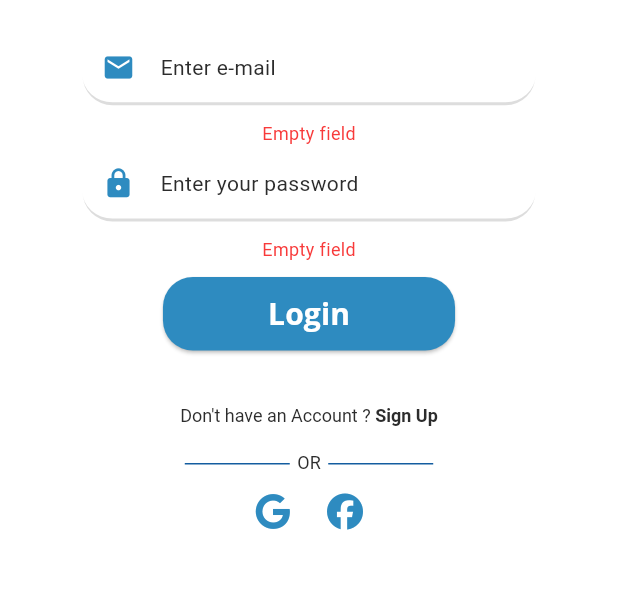
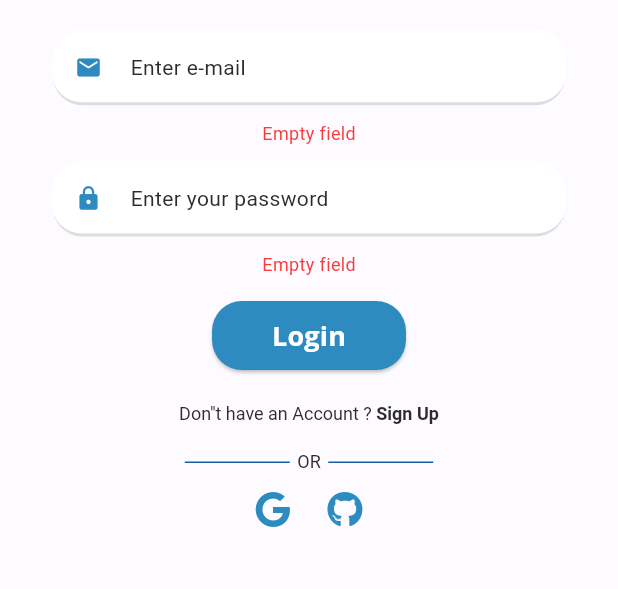
Before and after one commit to Keriw01/FitForge, a Flutter app: the screen it shows after launch, after a tap on "Login", on a phone screen of 412 x 824 dp, the part 485-1074 px from its top. Run offline on Flutter 3.47's test engine with Material 3 defaults, Android fonts, the phone set to English and light mode, and no system bars; our stand-ins replace auto_route, cloud_firestore, copy_with_extension, equatable, firebase_auth, firebase_core and 7 more; accounts and stored records are empty.

Commit message:
handle google/github login, some style corrected

```diff
--- a/lib/blocs/auth/bloc/auth_state.dart
+++ b/lib/blocs/auth/bloc/auth_state.dart
@@ -7,6 +7,8 @@ enum AuthResponseMessage {
   defaultError,
   userAlreadyLogIn,
   invalidEmailFormat,
+  googleLoginCanceled,
+  gitHubLoginCanceled,
   // emailAlreadyExist,
   // facebookLoginCanceled,
   // facebookLoginFailed,
--- a/lib/l10n/intl_en.arb
+++ b/lib/l10n/intl_en.arb
@@ -1,7 +1,8 @@
 {
+    "@@locale": "en",
     "loginPageTitle": "Login",
     "loginButton": "Login",
-    "dontHaveAccount": "Don't have an Account ?",
+    "dontHaveAccount": "Don''t have an Account ?",
     "signUp": " Sign Up",
     "registerPageTitle": "Register",
     "signUpButton": "Register",
@@ -17,6 +18,8 @@
     "badAuthorization": "Internal Credentials",
     "userAlreadyExist": "User already exist",
     "userAlreadyLogIn": "User already LogIn",
+    "googleLoginCanceled": "Login with Google canceled",
+    "gitHubLoginCanceled": "Login with GitHub canceled",
     "invalidEmailFormat": "Invalid Email Format",
     "inputEmpty": "Empty field",
     "notValidEmail": "Incorrect email address",
--- a/lib/l10n/intl_pl.arb
+++ b/lib/l10n/intl_pl.arb
@@ -1,4 +1,5 @@
 {
+    "@@locale": "pl",
     "loginPageTitle": "Logowanie",
     "loginButton": "Zaloguj",
     "dontHaveAccount": "Nie masz konta ?",
@@ -17,6 +18,8 @@
     "badAuthorization": "Nie poprawne dane",
     "userAlreadyExist": "Użytkownik już istnieje",
     "userAlreadyLogIn": "Użytkownik już zalogowany",
+    "googleLoginCanceled": "Anulowano logowanie przez Google",
+    "gitHubLoginCanceled": "Anulowano logowanie przez GitHub",
     "invalidEmailFormat": "Nie prawidłowy adres emial",
     "inputEmpty": "Puste pole",
     "notValidEmail": "Niepoprawny adres email",
--- a/lib/main.dart
+++ b/lib/main.dart
@@ -8,7 +8,6 @@ import 'package:flutter_localizations/flutter_localizations.dart';
 import 'package:firebase_core/firebase_core.dart';
 
 void main() async {
-  // Ensure Flutter is initialized
   WidgetsFlutterBinding.ensureInitialized();
 
   await Firebase.initializeApp();
@@ -18,12 +17,10 @@ void main() async {
 class MyApp extends StatelessWidget {
   MyApp({super.key});
 
-  // Create an instance of AppRouter
   final _appRouter = AppRouter();
 
   @override
   Widget build(BuildContext context) {
-    // MultiBlocProvider for managing BLoCs
     return MultiBlocProvider(
       providers: [
         BlocProvider(
--- a/lib/pages/auth/login/login_page.dart
+++ b/lib/pages/auth/login/login_page.dart
@@ -8,7 +8,6 @@ import 'package:fit_forge/pages/auth/widgets/auth_text_button.dart';
 import 'package:fit_forge/pages/auth/widgets/auth_title_page.dart';
 import 'package:fit_forge/pages/auth/widgets/email_input_field.dart';
 import 'package:fit_forge/pages/auth/widgets/password_input_field.dart';
-import 'package:fit_forge/styles/app_colors.dart';
 import 'package:flutter/material.dart';
 import 'package:flutter_bloc/flutter_bloc.dart';
 
@@ -19,7 +18,6 @@ class LoginPage extends StatelessWidget {
   @override
   Widget build(BuildContext context) {
     return Scaffold(
-      backgroundColor: whiteColor,
       body: SafeArea(
         child: SingleChildScrollView(
           reverse: true,
@@ -37,7 +35,7 @@ class LoginPage extends StatelessWidget {
                 onPressed: () => context.read<AuthBloc>().login(),
                 text: S.of(context).loginButton,
               ),
-              const SizedBox(height: 10),
+              const SizedBox(height: 5),
               AuthTextButton(
                 onPressed: () =>
                     context.read<AuthBloc>().navigateToRegisterPage(),
--- a/lib/pages/auth/register/register_page.dart
+++ b/lib/pages/auth/register/register_page.dart
@@ -8,7 +8,6 @@ import 'package:fit_forge/pages/auth/widgets/auth_text_button.dart';
 import 'package:fit_forge/pages/auth/widgets/auth_title_page.dart';
 import 'package:fit_forge/pages/auth/widgets/email_input_field.dart';
 import 'package:fit_forge/pages/auth/widgets/password_input_field.dart';
-import 'package:fit_forge/styles/app_colors.dart';
 import 'package:flutter/material.dart';
 import 'package:flutter_bloc/flutter_bloc.dart';
 
@@ -19,7 +18,6 @@ class RegisterPage extends StatelessWidget {
   @override
   Widget build(BuildContext context) {
     return Scaffold(
-      backgroundColor: whiteColor,
       body: SafeArea(
         child: SingleChildScrollView(
           reverse: true,
@@ -37,7 +35,7 @@ class RegisterPage extends StatelessWidget {
                 onPressed: () => context.read<AuthBloc>().register(),
                 text: S.of(context).signUpButton,
               ),
-              const SizedBox(height: 10),
+              const SizedBox(height: 5),
               AuthTextButton(
                 onPressed: () => context.read<AuthBloc>().navigateToLoginPage(),
                 textNormal: S.of(context).alreadyHaveAccount,
--- a/lib/pages/auth/widgets/auth_button.dart
+++ b/lib/pages/auth/widgets/auth_button.dart
@@ -32,7 +32,7 @@ class AuthButton extends StatelessWidget {
               onPressed: state.item1.isInProgress ? () {} : onPressed,
               style: ButtonStyle(
                 padding: MaterialStateProperty.all<EdgeInsets>(
-                    const EdgeInsets.fromLTRB(70, 10, 70, 10)),
+                    const EdgeInsets.fromLTRB(40, 10, 40, 10)),
                 backgroundColor: MaterialStateProperty.all(seedBlue),
                 shape: MaterialStateProperty.all(
                   const RoundedRectangleBorder(
@@ -53,7 +53,6 @@ class AuthButton extends StatelessWidget {
                       style: Theme.of(context).textTheme.labelLarge,
                     ),
             ),
-            const SizedBox(height: 10),
             FormErrorText(error: responseError),
           ],
         );
--- a/lib/pages/auth/widgets/auth_input_error.dart
+++ b/lib/pages/auth/widgets/auth_input_error.dart
@@ -12,12 +12,15 @@ class FormErrorText extends StatelessWidget {
   @override
   Widget build(BuildContext context) {
     return error != null
-        ? Text(
-            error.toString(),
-            style: Theme.of(context).textTheme.bodyMedium!.copyWith(
-                  fontSize: 12,
-                  color: redColor,
-                ),
+        ? Padding(
+            padding: const EdgeInsets.symmetric(vertical: 5),
+            child: Text(
+              error.toString(),
+              style: Theme.of(context).textTheme.bodyMedium!.copyWith(
+                    fontSize: 12,
+                    color: redColor,
+                  ),
+            ),
           )
         : const SizedBox();
   }
--- a/lib/pages/auth/widgets/auth_social_buttons.dart
+++ b/lib/pages/auth/widgets/auth_social_buttons.dart
@@ -1,6 +1,8 @@
+import 'package:fit_forge/blocs/auth/bloc/auth_bloc.dart';
 import 'package:fit_forge/generated/l10n.dart';
 import 'package:fit_forge/styles/app_colors.dart';
 import 'package:flutter/material.dart';
+import 'package:flutter_bloc/flutter_bloc.dart';
 import 'package:font_awesome_flutter/font_awesome_flutter.dart';
 
 class AuthSocialButtons extends StatelessWidget {
@@ -36,7 +38,7 @@ class AuthSocialButtons extends StatelessWidget {
           mainAxisAlignment: MainAxisAlignment.center,
           children: [
             IconButton(
-              onPressed: () {},
+              onPressed: () => context.read<AuthBloc>().signInWithGoogle(),
               icon: const Icon(
                 FontAwesomeIcons.google,
                 color: seedBlue,
@@ -44,9 +46,9 @@ class AuthSocialButtons extends StatelessWidget {
               splashRadius: 0.1,
             ),
             IconButton(
-              onPressed: () {},
+              onPressed: () => context.read<AuthBloc>().signInWithGitHub(),
               icon: const Icon(
-                FontAwesomeIcons.facebook,
+                FontAwesomeIcons.github,
                 color: seedBlue,
               ),
               splashRadius: 0.1,
--- a/lib/pages/auth/widgets/auth_text_button.dart
+++ b/lib/pages/auth/widgets/auth_text_button.dart
@@ -15,7 +15,7 @@ class AuthTextButton extends StatelessWidget {
   @override
   Widget build(BuildContext context) {
     return Padding(
-      padding: const EdgeInsets.symmetric(horizontal: 55),
+      padding: const EdgeInsets.symmetric(horizontal: 80),
       child: TextButton(
         onPressed: onPressed,
         child: Row(
--- a/lib/pages/auth/widgets/email_input_field.dart
+++ b/lib/pages/auth/widgets/email_input_field.dart
@@ -34,7 +34,7 @@ class EmailInputField extends StatelessWidget {
         return Column(
           children: [
             Padding(
-              padding: const EdgeInsets.fromLTRB(55, 0, 55, 10),
+              padding: const EdgeInsets.fromLTRB(35, 0, 35, 5),
               child: TextFormField(
                 onChanged: (value) =>
                     context.read<AuthBloc>().emailChanged(value),
@@ -52,7 +52,7 @@ class EmailInputField extends StatelessWidget {
                   prefixIcon: const Icon(
                     Icons.email,
                     color: seedBlue,
-                    size: 22,
+                    size: 18,
                   ),
                   labelText: S.of(context).enterEmail,
                   labelStyle: Theme.of(context).textTheme.bodyMedium,
--- a/lib/pages/auth/widgets/password_input_field.dart
+++ b/lib/pages/auth/widgets/password_input_field.dart
@@ -36,7 +36,7 @@ class PasswordInputField extends StatelessWidget {
         return Column(
           children: [
             Padding(
-              padding: const EdgeInsets.fromLTRB(55, 0, 55, 10),
+              padding: const EdgeInsets.fromLTRB(35, 5, 35, 5),
               child: TextFormField(
                 onChanged: (value) =>
                     context.read<AuthBloc>().passwordChanged(value),
@@ -53,7 +53,7 @@ class PasswordInputField extends StatelessWidget {
                   prefixIcon: const Icon(
                     Icons.lock,
                     color: seedBlue,
-                    size: 22,
+                    size: 18,
                   ),
                   labelText: S.of(context).enterPassword,
                   labelStyle: Theme.of(context).textTheme.bodyMedium,
--- a/lib/styles/custom_text_theme.dart
+++ b/lib/styles/custom_text_theme.dart
@@ -51,7 +51,7 @@ final customTextThemeLight = TextTheme(
 
   /// Authentication Buttons
   labelLarge: GoogleFonts.openSans(
-    fontSize: 20,
+    fontSize: 18,
     fontWeight: FontWeight.bold,
     color: whiteColor,
   ),
@@ -74,6 +74,7 @@ final customTextThemeDark = TextTheme(
   displaySmall: GoogleFonts.lato(
     fontSize: 12,
     fontWeight: FontWeight.bold,
+    color: whiteColor,
   ),
 
   /// Plan Name
@@ -87,8 +88,9 @@ final customTextThemeDark = TextTheme(
 
   /// Titles Of Pages
   titleLarge: GoogleFonts.montserrat(
-    fontSize: 72,
-    fontWeight: FontWeight.bold,
+    fontWeight: FontWeight.w500,
+    fontSize: 34,
+    color: whiteColor,
   ),
 
   /// Titles Of Each Deep Screen "Day 1"
@@ -103,6 +105,7 @@ final customTextThemeDark = TextTheme(
   /// Authentication Form Field
   bodyMedium: GoogleFonts.openSans(
     fontSize: 14,
+    color: defaultFontsColor,
   ),
 
   /// Other Form Field
@@ -110,8 +113,9 @@ final customTextThemeDark = TextTheme(
 
   /// Authentication Buttons
   labelLarge: GoogleFonts.montserrat(
-    fontSize: 30,
+    fontSize: 18,
     fontWeight: FontWeight.bold,
+    color: whiteColor,
   ),
 
   /// Medium Buttons
--- a/pubspec.yaml
+++ b/pubspec.yaml
@@ -52,6 +52,8 @@ dependencies:
   freezed: ^2.4.7
   font_awesome_flutter: ^10.7.0
   tuple: ^2.0.2
+  google_sign_in: ^6.1.6
+  intl_utils: ^2.8.7
 
 dev_dependencies:
   flutter_test:
```
Also changed, not shown: lib/blocs/auth/bloc/auth_bloc.dart (+67 -7 lines), lib/repositories/firebase_auth_service.dart (+20 -3 lines), lib/generated/intl/messages_en.dart, lib/generated/intl/messages_pl.dart, lib/generated/l10n.dart, pubspec.lock, 4 other files.
